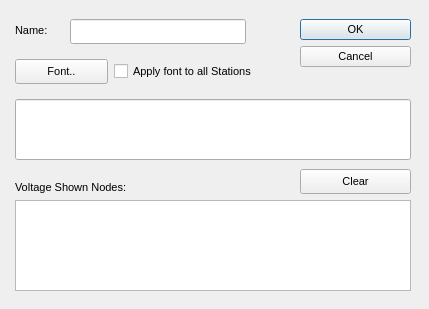
This is GSCD/stationnamedialog.ui in fzlgejiao/PowerTool as Qt 5 draws it before an edit. The edited form follows.
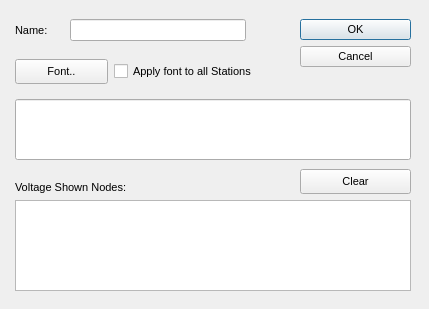
This is the edited form.

Patch:
```diff
--- a/GSCD/stationnamedialog.ui
+++ b/GSCD/stationnamedialog.ui
@@ -170,7 +170,7 @@
      <x>70</x>
      <y>19</y>
      <width>176</width>
-     <height>25</height>
+     <height>22</height>
     </rect>
    </property>
    <property name="font">
```
